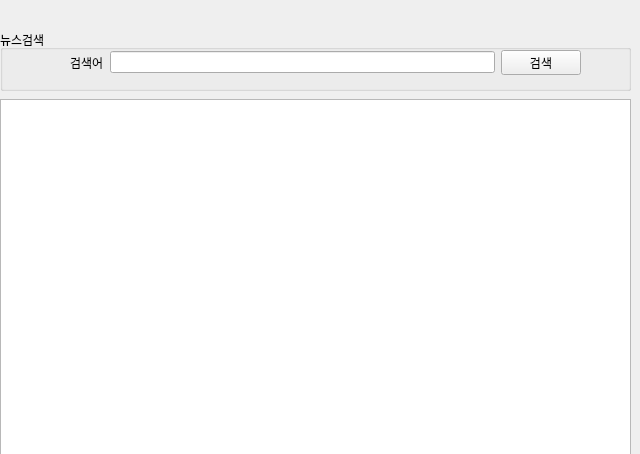
Above: Part1/studyPyQt/naverApiMovie.ui from soo-jin-lim/miniprojects before the change. Below: the same form after it.
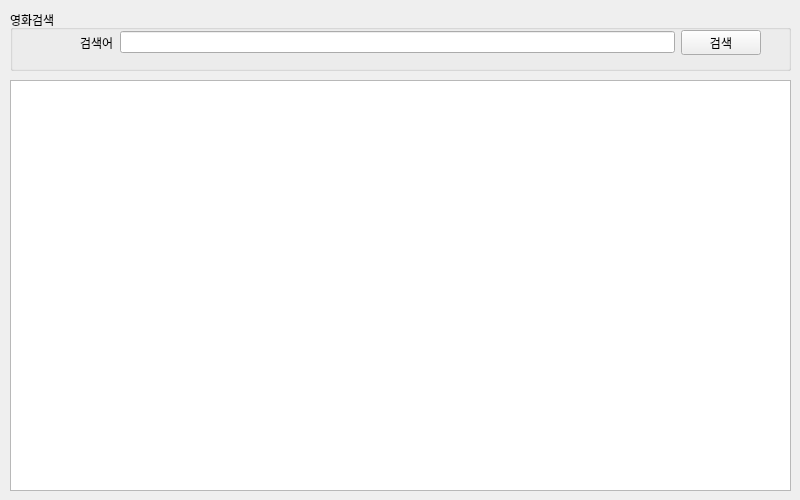
That is the form after the change.

Commit message: 네이버 영화 검색앱 완료

```diff
--- a/Part1/studyPyQt/naverApiMovie.ui
+++ b/Part1/studyPyQt/naverApiMovie.ui
@@ -6,19 +6,31 @@
    <rect>
     <x>0</x>
     <y>0</y>
-    <width>640</width>
-    <height>454</height>
+    <width>800</width>
+    <height>500</height>
    </rect>
   </property>
+  <property name="minimumSize">
+   <size>
+    <width>800</width>
+    <height>500</height>
+   </size>
+  </property>
+  <property name="maximumSize">
+   <size>
+    <width>800</width>
+    <height>500</height>
+   </size>
+  </property>
   <property name="windowTitle">
    <string>Form</string>
   </property>
   <widget class="QWidget" name="verticalLayoutWidget">
    <property name="geometry">
     <rect>
-     <x>0</x>
-     <y>30</y>
-     <width>631</width>
+     <x>10</x>
+     <y>10</y>
+     <width>781</width>
      <height>61</height>
     </rect>
    </property>
@@ -26,14 +38,14 @@
     <item>
      <widget class="QGroupBox" name="groupBox">
       <property name="title">
-       <string>뉴스검색</string>
+       <string>영화검색</string>
       </property>
       <widget class="QWidget" name="layoutWidget">
        <property name="geometry">
         <rect>
          <x>70</x>
          <y>20</y>
-         <width>511</width>
+         <width>681</width>
          <height>25</height>
         </rect>
        </property>
@@ -64,10 +76,10 @@
   <widget class="QWidget" name="verticalLayoutWidget_2">
    <property name="geometry">
     <rect>
-     <x>0</x>
-     <y>99</y>
-     <width>631</width>
-     <height>371</height>
+     <x>10</x>
+     <y>80</y>
+     <width>781</width>
+     <height>411</height>
     </rect>
    </property>
    <layout class="QVBoxLayout" name="resultLayout">
```
Left out of the diff: 4 changed lines with no effect on the pictures. The commit also changes 20 other files.
